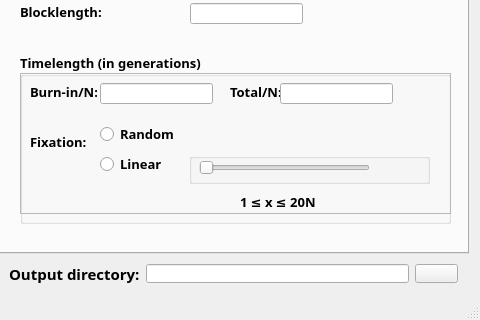
The window that mainwindow.ui (jmanuelfuentes/sedus) describes before a commit, drawn with Qt 5; both pictures show x 672 to 1152 and y 384 to 704 of the 1152 by 704 pixel window.
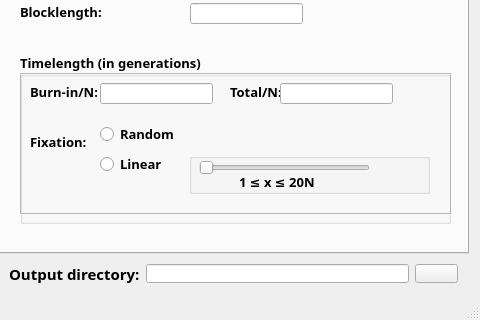
The same window after the commit. The open tabs and pages were chosen to show the change. Icons and pictures are not drawn. Custom widgets are drawn as their Qt base class.

What changed in the file:
```diff
--- a/mainwindow.ui
+++ b/mainwindow.ui
@@ -212,7 +212,7 @@
      <enum>QTabWidget::Rounded</enum>
     </property>
     <property name="currentIndex">
-     <number>3</number>
+     <number>1</number>
     </property>
     <property name="usesScrollButtons">
      <bool>true</bool>
@@ -497,7 +497,7 @@
           <x>169</x>
           <y>80</y>
           <width>241</width>
-          <height>31</height>
+          <height>41</height>
          </rect>
         </property>
         <property name="title">
@@ -553,12 +553,11 @@
           <string/>
          </property>
         </widget>
-       </widget>
        <widget class="QLabel" name="label_22">
         <property name="geometry">
          <rect>
-          <x>220</x>
-          <y>120</y>
+           <x>50</x>
+           <y>20</y>
           <width>91</width>
           <height>17</height>
          </rect>
@@ -566,6 +565,7 @@
         <property name="text">
          <string>1 ≤ x ≤ 20N</string>
         </property>
+        </widget>
        </widget>
       </widget>
      </widget>
```
Lines whose indentation alone changed are shown as unchanged.
